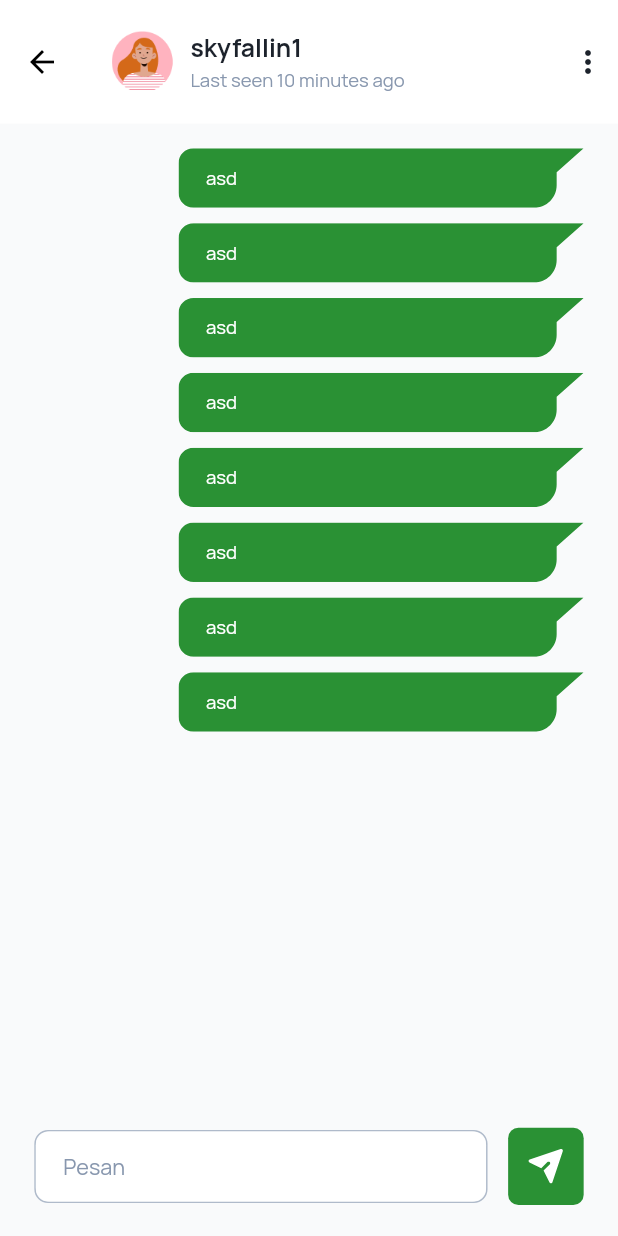
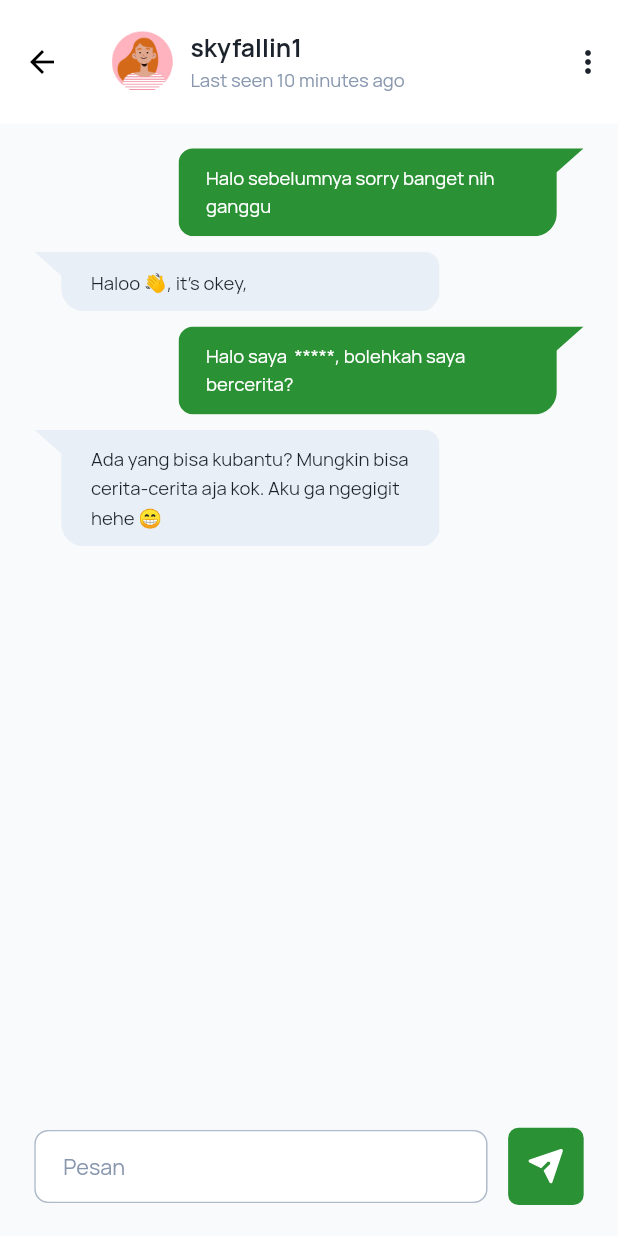
Before and after one commit to Penyihir-Berkah-Mage-ITS/mobile, a Flutter app: the ChatPage screen opened directly, on a phone screen of 412 x 824 dp. Run offline on Flutter 3.47's test engine with Material 2 defaults, Android fonts, the phone set to English and light mode, and no system bars; our stand-ins replace cached_network_image, dio, dotted_border, dropdown_button2, file_picker, flutter_dotenv and 7 more; missing offline and left inert: transparent_pointer; accounts and stored records are empty.

Commit message:
bubble chat fix

```diff
--- a/lib/app/presentation/partials/chat/bubble_chat.dart
+++ b/lib/app/presentation/partials/chat/bubble_chat.dart
@@ -22,7 +22,9 @@ class BubbleChat extends StatelessWidget {
           clipper: isMine ? MyChatClipper() : FriendClipper(),
           child: Container(
             width: 236.w,
-            padding: EdgeInsets.fromLTRB(16.w, 10.h, 33.w, 10.h),
+            padding: isMine
+                ? EdgeInsets.fromLTRB(16.w, 10.h, 33.w, 10.h)
+                : EdgeInsets.fromLTRB(33.w, 10.h, 16.w, 10.h),
             color: isMine
                 ? ColorConstants.primary[500]
                 : ColorConstants.slate[100],
--- a/lib/app/presentation/partials/chat/card_chat.dart
+++ b/lib/app/presentation/partials/chat/card_chat.dart
@@ -36,7 +36,7 @@ class CardChat extends StatelessWidget {
                   Hero(
                     tag: "chat_name",
                     child: Text(
-                      "Bram",
+                      "skyfallin1",
                       style: body4BTextStyle(color: ColorConstants.slate[800]),
                     ),
                   ),
--- a/lib/app/presentation/view/chat_page.dart
+++ b/lib/app/presentation/view/chat_page.dart
@@ -25,14 +25,23 @@ class ChatPage extends GetView<ChatController> {
                 child: Column(
                   crossAxisAlignment: CrossAxisAlignment.center,
                   children: [
-                    BubbleChat(chat: 'asd', isMine: true),
-                    BubbleChat(chat: 'asd', isMine: true),
-                    BubbleChat(chat: 'asd', isMine: true),
-                    BubbleChat(chat: 'asd', isMine: true),
-                    BubbleChat(chat: 'asd', isMine: true),
-                    BubbleChat(chat: 'asd', isMine: true),
-                    BubbleChat(chat: 'asd', isMine: true),
-                    BubbleChat(chat: 'asd', isMine: true),
+                    BubbleChat(
+                      chat: "Halo sebelumnya sorry banget nih ganggu",
+                      isMine: true,
+                    ),
+                    BubbleChat(
+                      chat: "Haloo 👋, it's okey,",
+                      isMine: false,
+                    ),
+                    BubbleChat(
+                      chat: 'Halo saya  *****, bolehkah saya bercerita?',
+                      isMine: true,
+                    ),
+                    BubbleChat(
+                      chat:
+                          "Ada yang bisa kubantu? Mungkin bisa cerita-cerita aja kok. Aku ga ngegigit hehe 😁",
+                      isMine: false,
+                    ),
                   ],
                 ),
               ),
```
